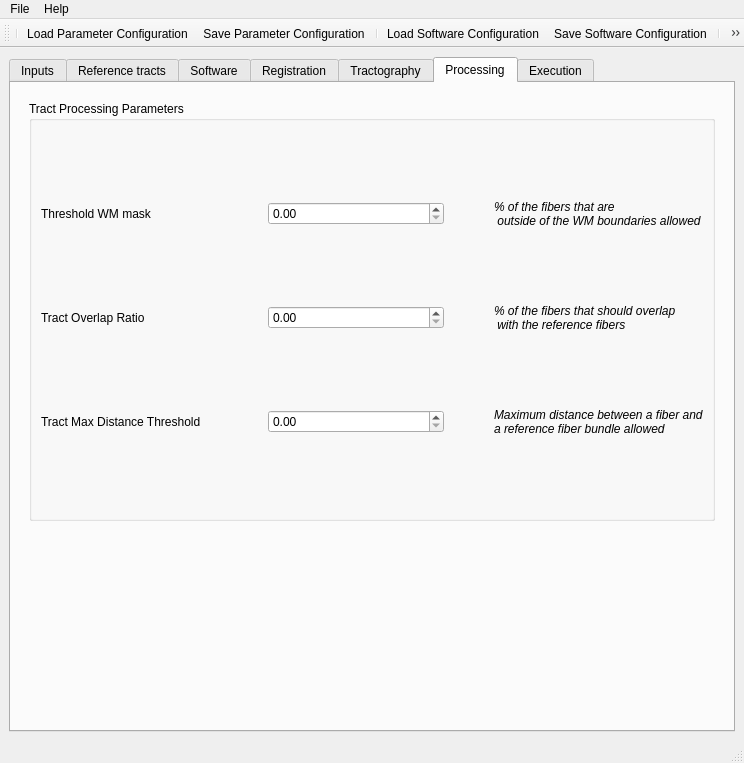
Qt form AutoTract.ui (wendyuu/AutoTract) before a commit.
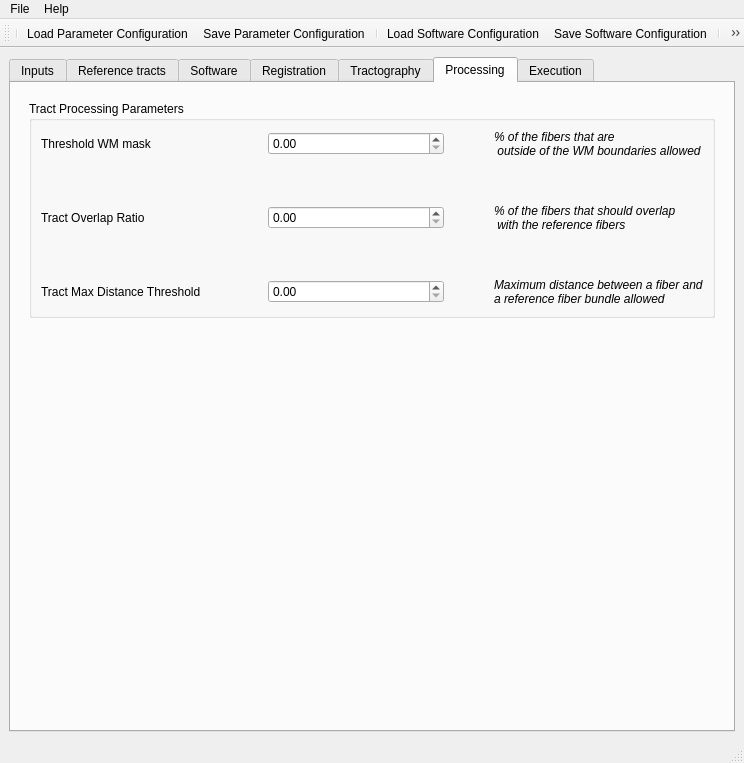
The same form after that commit. The open tabs and pages were chosen to show the change. Icons and pictures are not drawn.

Commit message: ENH: step dilation and voxelization of reference tracts added. software paths are now fetched from $PATH if not specified. model object is now initialized from start. STYLE: removed lookup map for parameters and executables, unneeded. overload of sync functions for para/soft.

Patch:
```diff
--- a/AutoTract.ui
+++ b/AutoTract.ui
@@ -1121,17 +1121,17 @@
                 </property>
                </widget>
               </item>
-              <item row="1" column="0">
+              <item row="2" column="0">
                <widget class="QLabel" name="tractOverlapRatio_label">
                 <property name="text">
                  <string>Tract Overlap Ratio</string>
                 </property>
                </widget>
               </item>
-              <item row="1" column="1">
+              <item row="2" column="1">
                <widget class="QDoubleSpinBox" name="para_tractOverlapRatio_spinBox"/>
               </item>
-              <item row="1" column="2">
+              <item row="2" column="2">
                <widget class="QLabel" name="tractOverlapRatio_label_2">
                 <property name="font">
                  <font>
@@ -1144,17 +1144,30 @@
                 </property>
                </widget>
               </item>
-              <item row="2" column="0">
+              <item row="1" column="1">
+               <spacer name="verticalSpacer_2">
+                <property name="orientation">
+                 <enum>Qt::Vertical</enum>
+                </property>
+                <property name="sizeHint" stdset="0">
+                 <size>
+                  <width>20</width>
+                  <height>40</height>
+                 </size>
+                </property>
+               </spacer>
+              </item>
+              <item row="5" column="0">
                <widget class="QLabel" name="tractMaxDistThreshold_label">
                 <property name="text">
                  <string>Tract Max Distance Threshold</string>
                 </property>
                </widget>
               </item>
-              <item row="2" column="1">
+              <item row="5" column="1">
                <widget class="QDoubleSpinBox" name="para_tractMaxDistThreshold_spinBox"/>
               </item>
-              <item row="2" column="2">
+              <item row="5" column="2">
                <widget class="QLabel" name="traxtMaxDistThreshold_descr_label">
                 <property name="font">
                  <font>
@@ -1167,9 +1180,35 @@
                 </property>
                </widget>
               </item>
+              <item row="4" column="1">
+               <spacer name="verticalSpacer_3">
+                <property name="orientation">
+                 <enum>Qt::Vertical</enum>
+                </property>
+                <property name="sizeHint" stdset="0">
+                 <size>
+                  <width>20</width>
+                  <height>40</height>
+                 </size>
+                </property>
+               </spacer>
+              </item>
              </layout>
             </widget>
            </item>
+           <item>
+            <spacer name="verticalSpacer">
+             <property name="orientation">
+              <enum>Qt::Vertical</enum>
+             </property>
+             <property name="sizeHint" stdset="0">
+              <size>
+               <width>20</width>
+               <height>40</height>
+              </size>
+             </property>
+            </spacer>
+           </item>
           </layout>
          </widget>
         </item>
```
Left out of the diff: 69 changed lines with no effect on the pictures. The commit also changes 14 other files.
